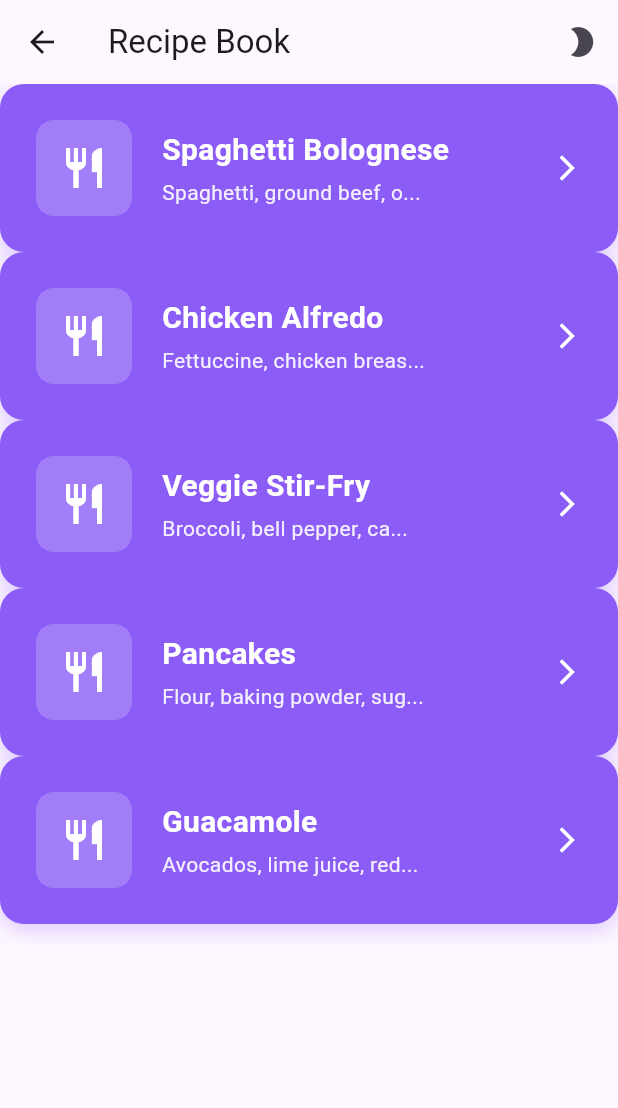
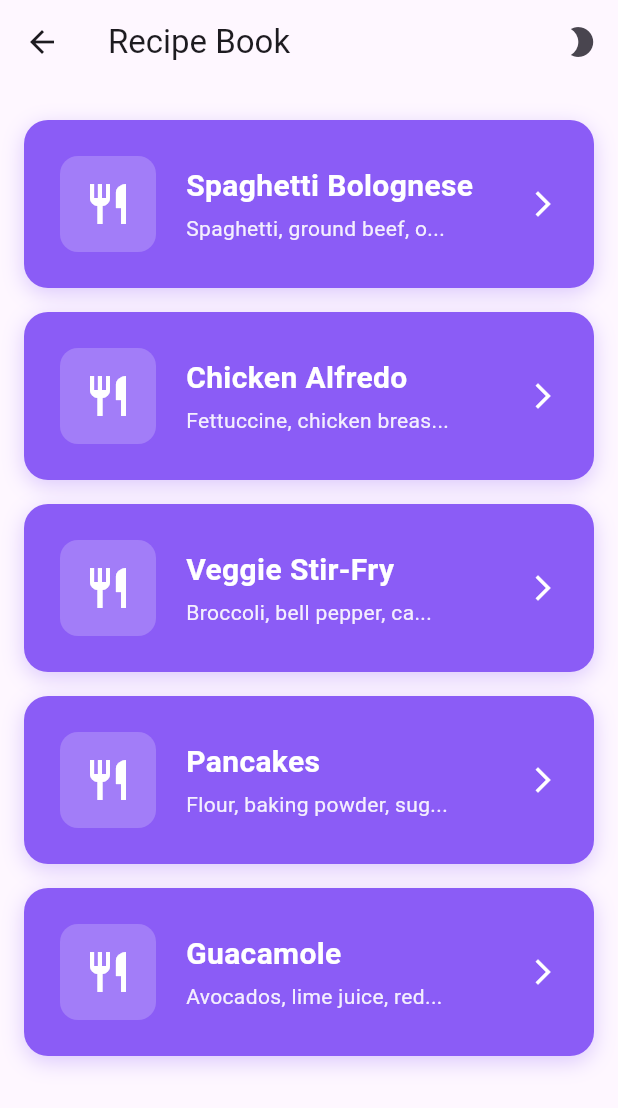
Before and after one commit to Nathan2055/csc4360-groupproject1-fitnessapp, a Flutter app: the screen it shows after launch, after a tap on "Recipe Book", on a phone screen of 412 x 824 dp. Shown: the top 1108 px of the screen. Run offline on Flutter 3.47's test engine with Material 3 defaults, Android fonts, the phone set to English and light mode, and no system bars.

Commit message:
Fix spacing on RecipeListScreen by moving the padding widgets into the FitnessCard itself and then nesting everything into a Container

```diff
--- a/lib/screens/fitness_home_screen.dart
+++ b/lib/screens/fitness_home_screen.dart
@@ -22,7 +22,6 @@ class FitnessHomeScreen extends StatelessWidget {
               context,
             ).textTheme.headlineLarge?.copyWith(fontWeight: FontWeight.bold),
           ),
-          const SizedBox(height: 24),
           FitnessCard(
             icon: Icons.fitness_center,
             title: 'Workout Log',
@@ -30,7 +29,6 @@ class FitnessHomeScreen extends StatelessWidget {
             color: const Color(0xFF6366F1),
             targetScreen: WorkoutLogScreen(),
           ),
-          const SizedBox(height: 16),
           FitnessCard(
             icon: Icons.local_fire_department,
             title: 'Calorie Tracker',
@@ -38,7 +36,6 @@ class FitnessHomeScreen extends StatelessWidget {
             color: const Color(0xFFEC4899),
             targetScreen: CalorieTrackerScreen(),
           ),
-          const SizedBox(height: 16),
           FitnessCard(
             icon: Icons.show_chart,
             title: 'Progress Reports',
@@ -46,7 +43,6 @@ class FitnessHomeScreen extends StatelessWidget {
             color: const Color(0xFF10B981),
             targetScreen: ProgressReportsScreen(),
           ),
-          const SizedBox(height: 16),
           FitnessCard(
             icon: Icons.sports_gymnastics,
             title: 'Preset Routines',
@@ -54,7 +50,6 @@ class FitnessHomeScreen extends StatelessWidget {
             color: const Color(0xFFF59E0B),
             targetScreen: PresetRoutinesScreen(),
           ),
-          const SizedBox(height: 16),
           FitnessCard(
             icon: Icons.restaurant_menu,
             title: 'Recipe Book',
--- a/lib/screens/recipe_list_screen.dart
+++ b/lib/screens/recipe_list_screen.dart
@@ -63,7 +63,9 @@ class RecipeListScreen extends StatelessWidget {
   Widget build(BuildContext context) {
     return Scaffold(
       appBar: TitleBar(title: const Text('Recipe Book')),
-      body: ListView.builder(
+      body: Container(
+        padding: const EdgeInsets.symmetric(horizontal: 16, vertical: 24),
+        child: ListView.builder(
           itemCount: recipes.length,
           itemBuilder: (context, index) {
             final recipe = recipes[index];
@@ -74,26 +76,8 @@ class RecipeListScreen extends StatelessWidget {
               color: const Color(0xFF8B5CF6),
               targetScreen: RecipeDetailsScreen(recipe: recipe),
             );
-
-          /*
-          return Card(
-            margin: const EdgeInsets.symmetric(horizontal: 12, vertical: 8),
-            child: ListTile(
-              leading: const Icon(Icons.restaurant),
-              title: Text(_truncate(20, recipe.name)),
-              subtitle: Text(_truncate(25, recipe.ingredients)),
-              trailing: const Icon(Icons.arrow_forward_ios, size: 16),
-              onTap: () {
-                Navigator.of(context).push(
-                  MaterialPageRoute(
-                    builder: (_) => RecipeDetailsScreen(recipe: recipe),
-                  ),
-                );
           },
         ),
-          );
-          */
-        },
       ),
     );
   }
--- a/lib/widgets/fitness_card.dart
+++ b/lib/widgets/fitness_card.dart
@@ -19,7 +19,9 @@ class FitnessCard extends StatelessWidget {
 
   @override
   Widget build(BuildContext context) {
-    return GestureDetector(
+    return Column(
+      children: [
+        GestureDetector(
           onTap: () => ZoomAnimation().navigateWithZoom(context, targetScreen),
           child: Container(
             decoration: BoxDecoration(
@@ -86,6 +88,9 @@ class FitnessCard extends StatelessWidget {
               ),
             ),
           ),
+        ),
+        const SizedBox(height: 16),
+      ],
     );
   }
 }
```
Lines whose indentation alone changed are shown as unchanged.
